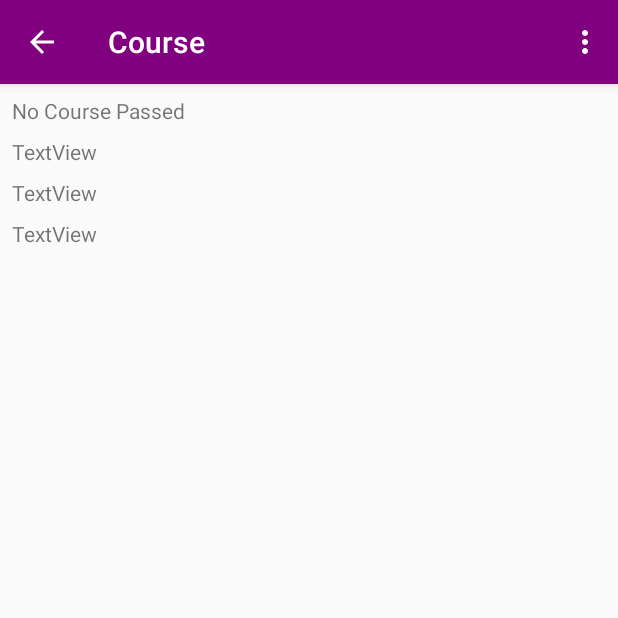
After one commit to NickKalar/WhatsDue2, an Android app: the CourseActivity screen opened directly, with no data from a screen before it, on a phone screen of 412 x 824 dp, the top half of it. The commit adds this screen. Run offline under Robolectric (Android 15) with nearby library versions, the phone set to English and light mode, and no system bars; network calls fail.

Commit message:
Creation of test activity for beacons and course display activity

```diff
--- a/app/src/main/AndroidManifest.xml
+++ b/app/src/main/AndroidManifest.xml
@@ -45,6 +45,10 @@
             android:name=".BeaconTestActivity"
             android:label="Beacon Test"
             android:parentActivityName=".MainActivity" />
+        <activity
+            android:name=".CourseActivity"
+            android:label="Course"
+            android:parentActivityName=".MainActivity" />
     </application>
 
 </manifest>
--- /dev/null
+++ b/app/src/main/java/com/whatsdue/whatsdue2/CourseActivity.kt
@@ -0,0 +1,65 @@
+package com.whatsdue.whatsdue2
+
+import android.content.Intent
+import android.os.Bundle
+import android.os.PersistableBundle
+import android.util.Log
+import android.view.Menu
+import android.view.MenuItem
+import android.widget.TextView
+import androidx.appcompat.app.AppCompatActivity
+
+class CourseActivity: AppCompatActivity(){
+
+    private val TAG = "CourseActivity"
+
+    override fun onCreate(savedInstanceState: Bundle?) {
+        Log.d(TAG, "onCreate Called")
+        super.onCreate(savedInstanceState)
+        setContentView(R.layout.activity_course)
+
+        val courseName: TextView = findViewById(R.id.courseName)
+        val courseProf: TextView = findViewById(R.id.courseProfessor)
+        val courseAssign: TextView = findViewById(R.id.courseAssign)
+        val courseTest: TextView = findViewById(R.id.courseTest)
+
+        val bundle = intent.getStringExtra("courseTitle")
+
+        if(bundle != null){
+            courseName.text = bundle
+            courseProf.text = intent.getStringExtra("courseProfessor")
+            courseAssign.text = intent.getStringExtra("courseAssignments")
+            courseTest.text = intent.getStringExtra("courseTest")
+        } else{
+            courseName.text = getString(R.string.errorString)
+        }
+
+    }
+
+    // function to create the menu at the top of the application
+    override fun onCreateOptionsMenu(menu: Menu?): Boolean {
+        menuInflater.inflate(R.menu.mainmenu, menu)
+        return true
+    }
+
+    // function to handle activity switching within the menu
+    override fun onOptionsItemSelected(item: MenuItem): Boolean {
+        var intent = Intent(this, this::class.java)
+
+        when (item.itemId) {
+            R.id.classList ->
+                intent = Intent(this, MainActivity::class.java)
+            R.id.beaconTest -> {
+                intent = Intent(this, BeaconTestActivity::class.java)
+//                Nearby.getMessagesClient(this).unsubscribe(Listener)
+            }
+            R.id.courseView ->
+                intent = Intent(this, CourseActivity::class.java)
+        }
+
+        intent.putExtra("login", "success")
+        startActivity(intent)
+        finish()
+        return true
+    }
+}
--- /dev/null
+++ b/app/src/main/res/layout/activity_course.xml
@@ -0,0 +1,55 @@
+<?xml version="1.0" encoding="utf-8"?>
+<androidx.constraintlayout.widget.ConstraintLayout xmlns:android="http://schemas.android.com/apk/res/android"
+    xmlns:app="http://schemas.android.com/apk/res-auto"
+    xmlns:tools="http://schemas.android.com/tools"
+    android:layout_width="match_parent"
+    android:layout_height="match_parent">
+
+    <TextView
+        android:id="@+id/courseName"
+        android:layout_width="0dp"
+        android:layout_height="wrap_content"
+        android:layout_marginStart="8dp"
+        android:layout_marginTop="8dp"
+        android:layout_marginEnd="8dp"
+        android:text="TextView"
+        app:layout_constraintEnd_toEndOf="parent"
+        app:layout_constraintStart_toStartOf="parent"
+        app:layout_constraintTop_toTopOf="parent" />
+
+    <TextView
+        android:id="@+id/courseProfessor"
+        android:layout_width="0dp"
+        android:layout_height="wrap_content"
+        android:layout_marginStart="8dp"
+        android:layout_marginTop="8dp"
+        android:layout_marginEnd="8dp"
+        android:text="TextView"
+        app:layout_constraintEnd_toEndOf="parent"
+        app:layout_constraintStart_toStartOf="parent"
+        app:layout_constraintTop_toBottomOf="@+id/courseName" />
+
+    <TextView
+        android:id="@+id/courseAssign"
+        android:layout_width="0dp"
+        android:layout_height="wrap_content"
+        android:layout_marginStart="8dp"
+        android:layout_marginTop="8dp"
+        android:layout_marginEnd="8dp"
+        android:text="TextView"
+        app:layout_constraintEnd_toEndOf="parent"
+        app:layout_constraintStart_toStartOf="parent"
+        app:layout_constraintTop_toBottomOf="@+id/courseProfessor" />
+
+    <TextView
+        android:id="@+id/courseTest"
+        android:layout_width="0dp"
+        android:layout_height="wrap_content"
+        android:layout_marginStart="8dp"
+        android:layout_marginTop="8dp"
+        android:layout_marginEnd="8dp"
+        android:text="TextView"
+        app:layout_constraintEnd_toEndOf="parent"
+        app:layout_constraintStart_toStartOf="parent"
+        app:layout_constraintTop_toBottomOf="@+id/courseAssign" />
+</androidx.constraintlayout.widget.ConstraintLayout>
--- a/app/src/main/res/layout/course_record.xml
+++ b/app/src/main/res/layout/course_record.xml
@@ -4,7 +4,7 @@
     xmlns:app="http://schemas.android.com/apk/res-auto"
     xmlns:tools="http://schemas.android.com/tools"
     android:layout_width="match_parent"
-    android:layout_height="match_parent">
+    android:layout_height="wrap_content">
 
     <TextView
         android:id="@+id/courseTitle"
--- a/app/src/main/res/menu/mainmenu.xml
+++ b/app/src/main/res/menu/mainmenu.xml
@@ -5,6 +5,9 @@
         android:id="@+id/classList"
         android:title="@string/class_list" />
     <item
+        android:id="@+id/courseView"
+        android:title="View Course" />
+    <item
         android:id="@+id/beaconTest"
         android:title="@string/beacon_distance_test" />
 </menu>
--- a/app/src/main/res/values/strings.xml
+++ b/app/src/main/res/values/strings.xml
@@ -5,4 +5,5 @@
     <string name="login">Login</string>
     <string name="class_list">Class List</string>
     <string name="beacon_distance_test">Beacon Distance Test</string>
+    <string name="errorString">No Course Passed</string>
 </resources>
--- a/build.gradle
+++ b/build.gradle
@@ -8,7 +8,7 @@ buildscript {
 
     }
     dependencies {
-        classpath 'com.android.tools.build:gradle:3.6.1'
+        classpath 'com.android.tools.build:gradle:3.6.3'
         classpath "org.jetbrains.kotlin:kotlin-gradle-plugin:$kotlin_version"
 
         // NOTE: Do not place your application dependencies here; they belong
```
Also changed, not shown: app/src/main/java/com/whatsdue/whatsdue2/BeaconTestActivity.kt (+7 -1 lines), app/src/main/java/com/whatsdue/whatsdue2/FeedAdaptor.kt (+84 -29 lines), app/src/main/java/com/whatsdue/whatsdue2/MainActivity.kt (+78 -23 lines), app/src/main/java/com/whatsdue/whatsdue2/ParseApplications.kt (+5 -9 lines), app/src/main/res/layout/activity_main.xml (+4 -8 lines).
